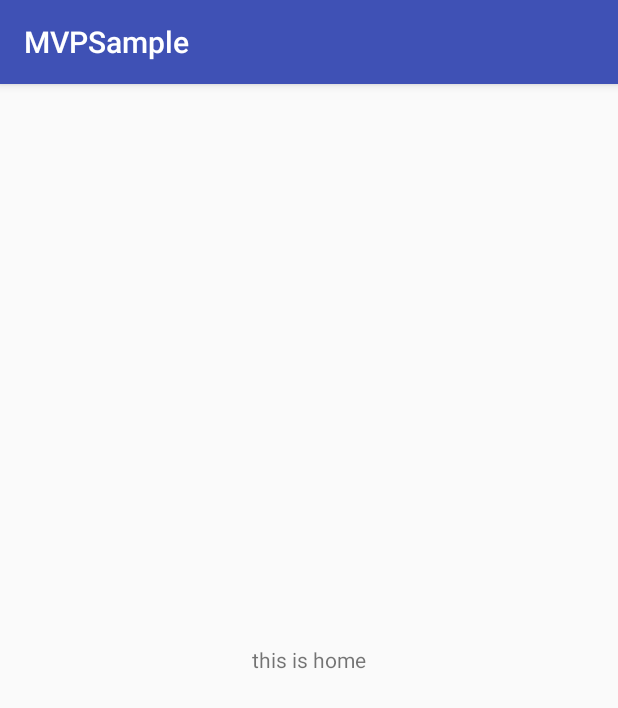
After one commit to OliverY/MVPSample, an Android app: the HomeActivity screen opened directly, with no data from a screen before it, on a phone screen of 412 x 824 dp. The commit adds this screen. Shown: the top 708 px of the screen. Run offline under Robolectric (Android 15) with nearby library versions, the phone set to English and light mode, and no system bars.

Commit message:
注册成后跳转到主界面自动登录

```diff
--- a/app/src/main/AndroidManifest.xml
+++ b/app/src/main/AndroidManifest.xml
@@ -16,6 +16,7 @@
             </intent-filter>
         </activity>
         <activity android:name=".register.RegisterActivity"/>
+        <activity android:name=".home.HomeActivity"/>
     </application>
 
 </manifest>
--- /dev/null
+++ b/app/src/main/java/com/yxj/mvpsample/home/HomeActivity.java
@@ -0,0 +1,28 @@
+package com.yxj.mvpsample.home;
+
+import android.content.Context;
+import android.content.Intent;
+import android.os.Bundle;
+import android.support.annotation.Nullable;
+import android.support.v7.app.AppCompatActivity;
+
+import com.yxj.mvpsample.R;
+import com.yxj.mvpsample.register.RegisterActivity;
+
+/**
+ * Created by yxj on 17/1/3.
+ */
+
+public class HomeActivity extends AppCompatActivity {
+
+    public static Intent newIntent(Context context) {
+        Intent intent = new Intent(context, HomeActivity.class);
+        return intent;
+    }
+
+    @Override
+    protected void onCreate(@Nullable Bundle savedInstanceState) {
+        super.onCreate(savedInstanceState);
+        setContentView(R.layout.activity_home);
+    }
+}
--- a/app/src/main/java/com/yxj/mvpsample/register/RegisterActivity.java
+++ b/app/src/main/java/com/yxj/mvpsample/register/RegisterActivity.java
@@ -138,6 +138,7 @@ public class RegisterActivity extends AppCompatActivity implements IRegisterView
     @Override
     public void registerSuccess(ResultBean result) {
         // 回到登录页
+        setResult(RESULT_OK);
         finish();
     }
 
--- /dev/null
+++ b/app/src/main/res/layout/activity_home.xml
@@ -0,0 +1,13 @@
+<?xml version="1.0" encoding="utf-8"?>
+<RelativeLayout xmlns:android="http://schemas.android.com/apk/res/android"
+              android:orientation="vertical"
+              android:layout_width="match_parent"
+              android:layout_height="match_parent">
+
+    <TextView
+        android:layout_width="wrap_content"
+        android:layout_height="wrap_content"
+        android:text="this is home"
+        android:layout_centerInParent="true"/>
+
+</RelativeLayout>
```
Also changed, not shown: app/src/main/java/com/yxj/mvpsample/login/LoginActivity.java (+33 -9 lines).
